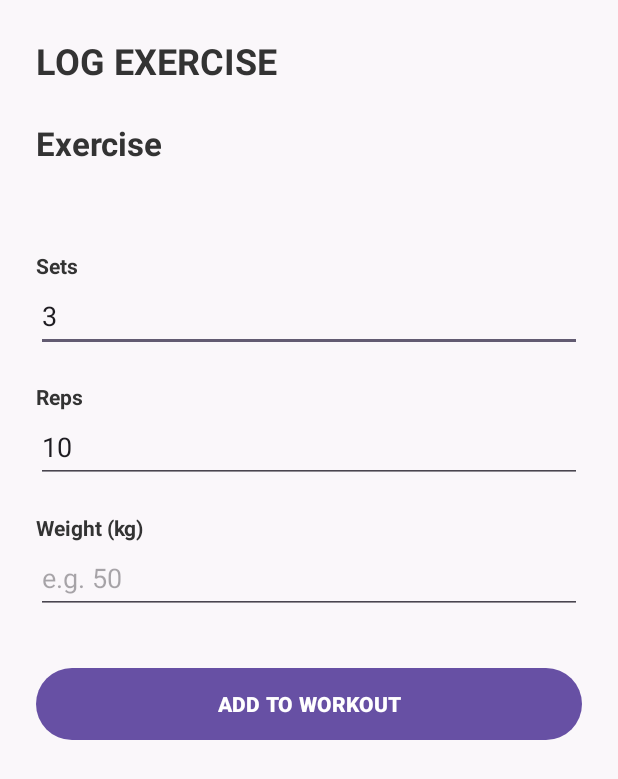
After one commit to Moe-Alex/Gym-League, an Android app: the LogExerciseActivity screen opened directly, with no data from a screen before it, on a phone screen of 412 x 824 dp. The commit adds this screen. Shown: the top 779 px of the screen. Run offline under Robolectric (Android 15) with nearby library versions, the phone set to English and light mode, and no system bars.

Commit message:
Add workout logging and API workout creation

```diff
--- /dev/null
+++ b/GymLeagueApp/app/src/main/java/com/gymleague/app/LogExerciseActivity.kt
@@ -0,0 +1,163 @@
+package com.gymleague.app
+
+import android.os.Bundle
+import android.widget.Button
+import android.widget.EditText
+import android.widget.TextView
+import android.widget.Toast
+import androidx.appcompat.app.AppCompatActivity
+import androidx.lifecycle.lifecycleScope
+import com.gymleague.app.models.CreateWorkoutRequest
+import com.gymleague.app.models.WorkoutExercise
+import com.gymleague.app.repository.WorkoutRepository
+import kotlinx.coroutines.launch
+import java.text.SimpleDateFormat
+import java.util.Date
+import java.util.Locale
+import java.util.TimeZone
+
+class LogExerciseActivity : AppCompatActivity() {
+
+    private val workoutRepository = WorkoutRepository()
+
+    override fun onCreate(savedInstanceState: Bundle?) {
+        super.onCreate(savedInstanceState)
+        setContentView(R.layout.activity_log_exercise)
+
+        val exerciseId = intent.getIntExtra("exerciseId", 0)
+
+        val exerciseName =
+            intent.getStringExtra("exerciseName") ?: "Exercise"
+
+        val muscleGroup =
+            intent.getStringExtra("muscleGroup") ?: ""
+
+        val defaultSets =
+            intent.getIntExtra("defaultSets", 3)
+
+        val defaultReps =
+            intent.getIntExtra("defaultReps", 10)
+
+        val tvExercise =
+            findViewById<TextView>(R.id.tvSelectedExercise)
+
+        val tvMuscleGroup =
+            findViewById<TextView>(R.id.tvSelectedMuscleGroup)
+
+        val etSets =
+            findViewById<EditText>(R.id.etSets)
+
+        val etReps =
+            findViewById<EditText>(R.id.etReps)
+
+        val etWeight =
+            findViewById<EditText>(R.id.etWeight)
+
+        val btnAdd =
+            findViewById<Button>(R.id.btnAddToWorkout)
+
+        tvExercise.text = exerciseName
+        tvMuscleGroup.text = muscleGroup
+
+        etSets.setText(defaultSets.toString())
+        etReps.setText(defaultReps.toString())
+
+        btnAdd.setOnClickListener {
+
+            val sets = etSets.text.toString().toIntOrNull()
+            val reps = etReps.text.toString().toIntOrNull()
+            val weight = etWeight.text.toString().toDoubleOrNull()
+
+            if (sets == null ||
+                reps == null ||
+                weight == null
+            ) {
+                Toast.makeText(
+                    this,
+                    "Please enter valid sets, reps and weight",
+                    Toast.LENGTH_SHORT
+                ).show()
+
+                return@setOnClickListener
+            }
+
+            val sessionManager =
+                SessionManager(this)
+
+            val userId =
+                sessionManager.getUserId()
+
+            if (userId == -1) {
+                Toast.makeText(
+                    this,
+                    "User session not found",
+                    Toast.LENGTH_SHORT
+                ).show()
+
+                return@setOnClickListener
+            }
+
+            val workoutExercise =
+                WorkoutExercise(
+                    exerciseId = exerciseId,
+                    sets = sets,
+                    reps = reps,
+                    weight = weight,
+                    completed = true
+                )
+
+            val dateFormat =
+                SimpleDateFormat(
+                    "yyyy-MM-dd'T'HH:mm:ss'Z'",
+                    Locale.US
+                )
+
+            dateFormat.timeZone =
+                TimeZone.getTimeZone("UTC")
+
+            val workout =
+                CreateWorkoutRequest(
+                    userId = userId,
+                    workoutName = "$exerciseName Workout",
+                    workoutDate = dateFormat.format(Date()),
+                    durationMinutes = 0,
+                    completed = true,
+                    xpEarned = 10,
+                    workoutExercises =
+                        listOf(workoutExercise)
+                )
+
+            btnAdd.isEnabled = false
+            btnAdd.text = "SAVING..."
+
+            lifecycleScope.launch {
+
+                val result =
+                    workoutRepository.createWorkout(workout)
+
+                result.onSuccess {
+
+                    Toast.makeText(
+                        this@LogExerciseActivity,
+                        "Workout saved successfully!",
+                        Toast.LENGTH_LONG
+                    ).show()
+
+                    finish()
+                }
+
+                result.onFailure { error ->
+
+                    btnAdd.isEnabled = true
+                    btnAdd.text = "ADD TO WORKOUT"
+
+                    Toast.makeText(
+                        this@LogExerciseActivity,
+                        "Could not save workout: ${error.message}",
+                        Toast.LENGTH_LONG
+                    ).show()
+                }
+            }
+        }
+    }
+}
--- /dev/null
+++ b/GymLeagueApp/app/src/main/res/layout/activity_log_exercise.xml
@@ -0,0 +1,101 @@
+<?xml version="1.0" encoding="utf-8"?>
+<ScrollView
+    xmlns:android="http://schemas.android.com/apk/res/android"
+    android:layout_width="match_parent"
+    android:layout_height="match_parent"
+    android:fillViewport="true"
+    android:background="#FAF7FA">
+
+    <LinearLayout
+        android:layout_width="match_parent"
+        android:layout_height="wrap_content"
+        android:orientation="vertical"
+        android:padding="24dp">
+
+        <TextView
+            android:id="@+id/tvLogTitle"
+            android:layout_width="wrap_content"
+            android:layout_height="wrap_content"
+            android:text="LOG EXERCISE"
+            android:textSize="24sp"
+            android:textStyle="bold"
+            android:textColor="#333333" />
+
+        <TextView
+            android:id="@+id/tvSelectedExercise"
+            android:layout_width="match_parent"
+            android:layout_height="wrap_content"
+            android:layout_marginTop="24dp"
+            android:text="Bench Press"
+            android:textSize="22sp"
+            android:textStyle="bold"
+            android:textColor="#333333" />
+
+        <TextView
+            android:id="@+id/tvSelectedMuscleGroup"
+            android:layout_width="match_parent"
+            android:layout_height="wrap_content"
+            android:layout_marginTop="4dp"
+            android:text="Chest"
+            android:textSize="15sp"
+            android:textColor="#666666" />
+
+        <TextView
+            android:layout_width="wrap_content"
+            android:layout_height="wrap_content"
+            android:layout_marginTop="32dp"
+            android:text="Sets"
+            android:textStyle="bold"
+            android:textColor="#333333" />
+
+        <EditText
+            android:id="@+id/etSets"
+            android:layout_width="match_parent"
+            android:layout_height="wrap_content"
+            android:hint="e.g. 3"
+            android:inputType="number"
+            android:minHeight="48dp" />
+
+        <TextView
+            android:layout_width="wrap_content"
+            android:layout_height="wrap_content"
+            android:layout_marginTop="20dp"
+            android:text="Reps"
+            android:textStyle="bold"
+            android:textColor="#333333" />
+
+        <EditText
+            android:id="@+id/etReps"
+            android:layout_width="match_parent"
+            android:layout_height="wrap_content"
+            android:hint="e.g. 10"
+            android:inputType="number"
+            android:minHeight="48dp" />
+
+        <TextView
+            android:layout_width="wrap_content"
+            android:layout_height="wrap_content"
+            android:layout_marginTop="20dp"
+            android:text="Weight (kg)"
+            android:textStyle="bold"
+            android:textColor="#333333" />
+
+        <EditText
+            android:id="@+id/etWeight"
+            android:layout_width="match_parent"
+            android:layout_height="wrap_content"
+            android:hint="e.g. 50"
+            android:inputType="numberDecimal"
+            android:minHeight="48dp" />
+
+        <Button
+            android:id="@+id/btnAddToWorkout"
+            android:layout_width="match_parent"
+            android:layout_height="56dp"
+            android:layout_marginTop="32dp"
+            android:text="ADD TO WORKOUT"
+            android:textStyle="bold" />
+
+    </LinearLayout>
+
+</ScrollView>
```
Also changed, not shown: GymLeagueApp/app/src/main/AndroidManifest.xml (+4 -6 lines), GymLeagueApp/app/src/main/java/com/gymleague/app/ExerciseLibraryActivity.kt (+16 -1 lines), GymLeagueApp/app/src/main/java/com/gymleague/app/adapter/ExerciseAdapter.kt (+18 -5 lines), GymLeagueApp/app/src/main/java/com/gymleague/app/models/Workout.kt (+14 -2 lines), GymLeagueApp/app/src/main/java/com/gymleague/app/repository/WorkoutRepository.kt (added, +43 -0 lines), 1 other file.
